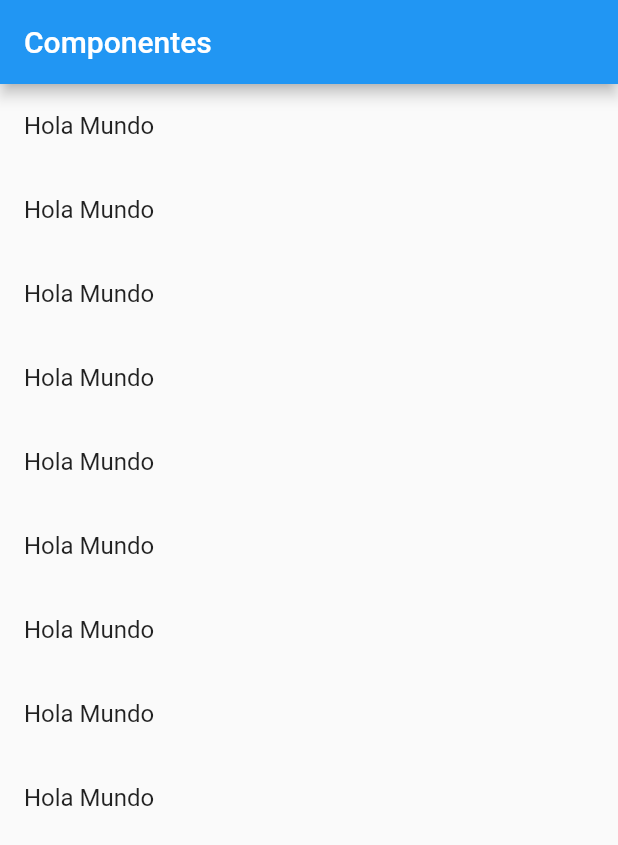
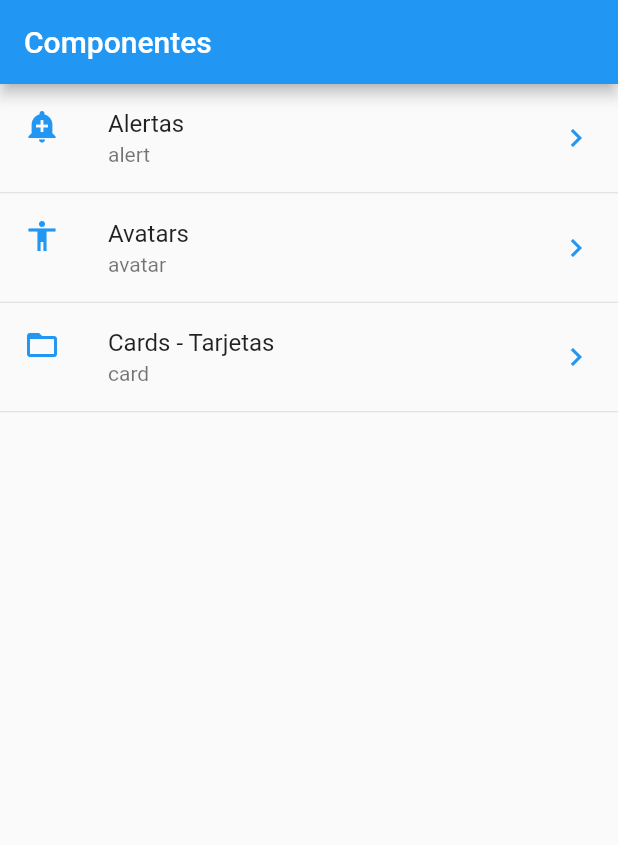
Before and after one commit to arnaugomez/first_flutter_app, a Flutter app: the screen it shows after launch, on a phone screen of 412 x 824 dp. Shown: the top 845 px of the screen. Run offline on Flutter 3.47's test engine with Material 2 defaults, Android fonts, the phone set to English and light mode, and no system bars.

Commit message:
list of routes with icons

```diff
--- /dev/null
+++ b/data/menu_opts.json
@@ -0,0 +1,20 @@
+{
+    "nombreApp" : "Componentes",
+    "rutas" : [
+        {
+            "ruta" : "alert",
+            "icon" : "add_alert",
+            "texto": "Alertas"
+        },
+        {
+            "ruta" : "avatar",
+            "icon" : "accessibility",
+            "texto": "Avatars"
+        },
+        {
+            "ruta" : "card",
+            "icon" : "folder_open",
+            "texto": "Cards - Tarjetas"
+        }
+    ]
+}
--- a/lib/src/pages/home_page.dart
+++ b/lib/src/pages/home_page.dart
@@ -1,3 +1,5 @@
+import 'package:first_flutter_app/src/providers/menu_provider.dart';
+import 'package:first_flutter_app/src/utils/icono_string_util.dart';
 import 'package:flutter/material.dart';
 
 class HomePage extends StatelessWidget {
@@ -20,36 +22,27 @@ class HomePageList extends StatelessWidget {
 
   @override
   Widget build(BuildContext context) {
-    return ListView(
-      children: [
-        ListTile(
-          title: Text("Hola Mundo"),
-        ),
-        ListTile(
-          title: Text("Hola Mundo"),
-        ),
-        ListTile(
-          title: Text("Hola Mundo"),
-        ),
-        ListTile(
-          title: Text("Hola Mundo"),
-        ),
-        ListTile(
-          title: Text("Hola Mundo"),
-        ),
-        ListTile(
-          title: Text("Hola Mundo"),
-        ),
-        ListTile(
-          title: Text("Hola Mundo"),
-        ),
-        ListTile(
-          title: Text("Hola Mundo"),
-        ),
-        ListTile(
-          title: Text("Hola Mundo"),
-        ),
-      ],
+    return FutureBuilder(
+      future: menuProvider.cargarData(),
+      initialData: [],
+      builder: (BuildContext context, AsyncSnapshot<List<dynamic>> snapshot) {
+        return ListView(children: _listaItems(snapshot.data ?? []));
+      },
     );
   }
+
+  List<Widget> _listaItems(List<dynamic> data) {
+    List<Widget> list = [];
+    data.map((e) => RouteItem.fromMap(e)).toList().forEach((e) {
+      list.add(ListTile(
+        title: Text(e.texto),
+        leading: Icon(stringToIconPresenter(e.icon), color: Colors.blue),
+        trailing: Icon(Icons.keyboard_arrow_right, color: Colors.blue),
+        subtitle: Text(e.ruta),
+        onTap: () {},
+      ));
+      list.add(SizedBox(height: 1, child: Divider()));
+    });
+    return list;
+  }
 }
--- /dev/null
+++ b/lib/src/providers/menu_provider.dart
@@ -0,0 +1,26 @@
+import 'package:flutter/services.dart' show rootBundle;
+import 'dart:convert';
+
+
+class RouteItem {
+  final String ruta, icon, texto;
+  RouteItem({required this.ruta, required this.icon, required this.texto});
+
+  factory RouteItem.fromMap(Map dataMap) {
+    return RouteItem(ruta: dataMap['ruta'], icon: dataMap['icon'], texto: dataMap['texto']);
+  }
+}
+
+class _MenuProvider {
+  _MenuProvider() {
+    cargarData();
+  }
+
+  Future<List<dynamic>> cargarData() async {
+    final resp = await rootBundle.loadString('data/menu_opts.json');
+    Map dataMap = json.decode(resp);
+    return dataMap['rutas'];
+  }
+}
+
+final menuProvider = new _MenuProvider();
--- /dev/null
+++ b/lib/src/utils/icono_string_util.dart
@@ -0,0 +1,10 @@
+import 'package:flutter/material.dart';
+
+final _icons = <String, IconData>{
+  "add_alert": Icons.add_alert,
+  "accessibility": Icons.accessibility,
+  "folder_open": Icons.folder_open,
+};
+
+IconData stringToIconPresenter(String iconName) =>
+    _icons[iconName] ?? Icons.star;
--- a/pubspec.yaml
+++ b/pubspec.yaml
@@ -45,9 +45,8 @@ flutter:
   uses-material-design: true
 
   # To add assets to your application, add an assets section, like this:
-  # assets:
-  #   - images/a_dot_burr.jpeg
-  #   - images/a_dot_ham.jpeg
+  assets:
+    - data/menu_opts.json
 
   # An image asset can refer to one or more resolution-specific "variants", see
   # https://flutter.dev/assets-and-images/#resolution-aware.
```
